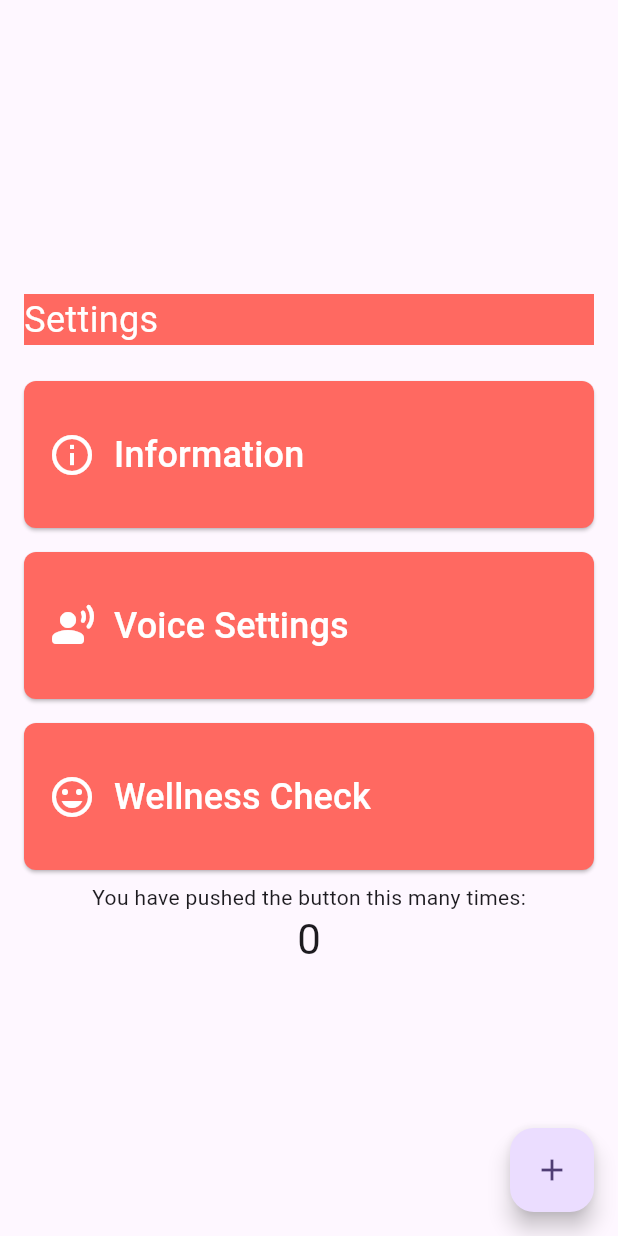
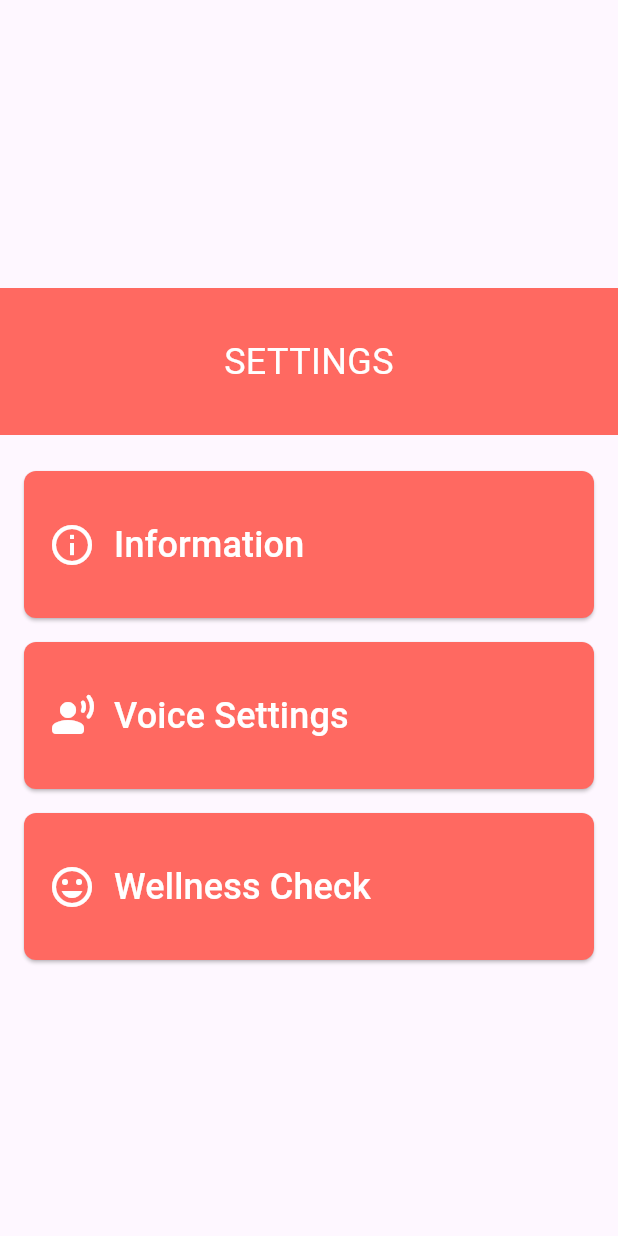
Before and after one commit to rcSabucido/wakealert, a Flutter app: the SettingsPage screen opened directly, on a phone screen of 412 x 824 dp. Run offline on Flutter 3.47's test engine with Material 3 defaults, Android fonts, the phone set to English and light mode, and no system bars.

Commit message:
Create full width header component

```diff
--- a/lib/components/fullWidthHeader.dart
+++ b/lib/components/fullWidthHeader.dart
@@ -11,13 +11,19 @@
   @override
   Widget build(BuildContext context) {
     return Container(
-      margin: const EdgeInsets.symmetric(horizontal: 16, vertical: 16),
+      margin: const EdgeInsets.symmetric(horizontal: 0, vertical: 16),
       width: double.infinity,
-      color: const Color(0xFFFF6961),
-      child: Container(
-        child: Text(
-          text,
-          style: const TextStyle(fontSize: 24, color: Colors.white),
+      decoration: BoxDecoration(
+        color: const Color(0xFFFF6961),
+      ),
+      child: Padding(
+        padding: EdgeInsets.all(32.0),
+        child: Container(
+          child: Text(
+            text,
+            textAlign: TextAlign.center,
+            style: const TextStyle(fontSize: 24, color: Colors.white),
+          ),
         ),
       ),
     );
--- a/lib/pages/settings.dart
+++ b/lib/pages/settings.dart
@@ -19,19 +19,6 @@
 }
 
 class _SettingsPageState extends State<SettingsPage> {
-  int _counter = 0;
-
-  void _incrementCounter() {
-    setState(() {
-      // This call to setState tells the Flutter framework that something has
-      // changed in this State, which causes it to rerun the build method below
-      // so that the display can reflect the updated values. If we changed
-      // _counter without calling setState(), then the build method would not be
-      // called again, and so nothing would appear to happen.
-      _counter++;
-    });
-  }
-
   @override
   Widget build(BuildContext context) {
     // This method is rerun every time setState is called, for instance as done
@@ -61,7 +48,7 @@
           mainAxisAlignment: .center,
           children: [
             FullWidthHeader(
-              text: "Settings",
+              text: "SETTINGS",
             ),
             FullWidthIconButton(
               text: "Information",
@@ -84,18 +71,8 @@
                 print("Button pressed!");
               },
             ),
-            const Text('You have pushed the button this many times:'),
-            Text(
-              '$_counter',
-              style: Theme.of(context).textTheme.headlineMedium,
-            ),
           ],
         ),
-      ),
-      floatingActionButton: FloatingActionButton(
-        onPressed: _incrementCounter,
-        tooltip: 'Increment',
-        child: const Icon(Icons.add),
       ),
     );
   }
```
